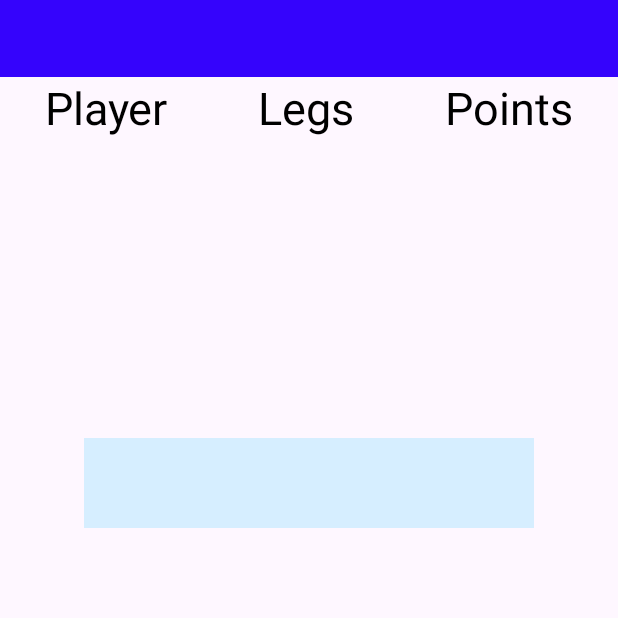
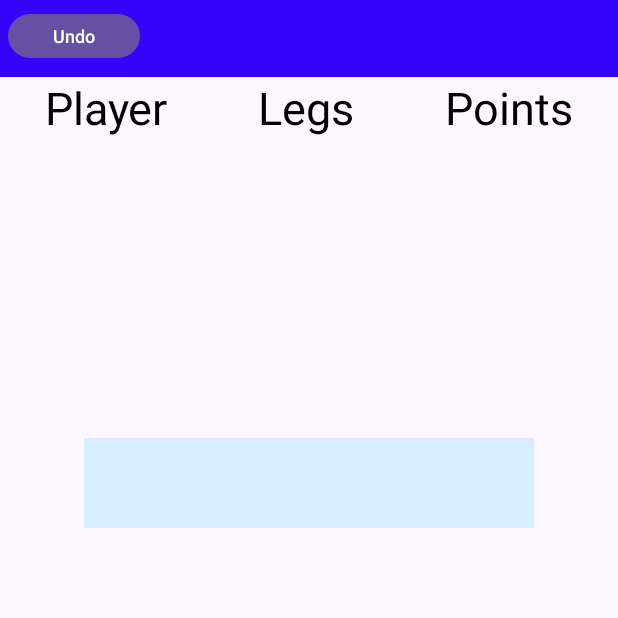
Before and after one commit to jameskavazy/DartScoreboard-App, an Android app: the GameActivity screen opened directly, with no data from a screen before it, on a phone screen of 412 x 824 dp, the top half of it. Run offline under Robolectric (Android 15) with nearby library versions, the phone set to English and light mode, and no system bars; 8 statements that could not run were skipped.

Commit message:
- Adds undo feature to game

```diff
--- a/app/src/main/res/layout/game_activity.xml
+++ b/app/src/main/res/layout/game_activity.xml
@@ -23,6 +23,17 @@
             android:textColor="@color/white"
             android:textSize="30sp"
             tools:text="501" />
+
+        <Button
+            android:id="@+id/undo_button"
+            android:layout_width="wrap_content"
+            android:layout_height="37dp"
+            android:text="@string/undo"
+            android:textSize="12sp"
+            android:foreground="@color/blue_background"
+            android:textColor="@color/white"
+            android:foregroundGravity="left"
+            />
 
     </FrameLayout>
 
--- a/app/src/main/res/values/strings.xml
+++ b/app/src/main/res/values/strings.xml
@@ -6,5 +6,6 @@
     <string name="seveno">170</string>
     <string name="addPlayer">Add Players</string>
     <string name="select">Select Game Type</string>
+    <string name="undo">Undo</string>
 
 </resources>
```
Also changed, not shown: app/src/main/java/com/example/dartscoreboard/GameActivity.java (+58 -3 lines), app/src/main/java/com/example/dartscoreboard/User.java (+18 -2 lines), app/src/main/res/layout/match_players_list.xml (+7 -3 lines).
